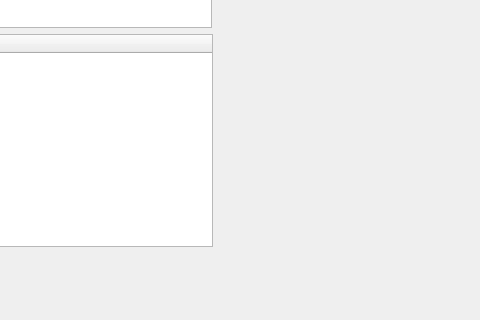
ThKattanek/emu64, file src/cartridge_window.ui: the form before one commit; both pictures show x 380 to 860 and y 196 to 516 of the 860 by 516 pixel window.
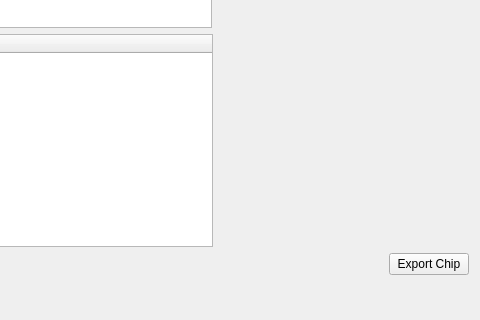
The form after the commit. Icons and pictures are not drawn. Custom widgets are drawn as their Qt base class.

Commit message: added cartridge rom export as a bin file

Patch:
```diff
--- a/src/cartridge_window.ui
+++ b/src/cartridge_window.ui
@@ -461,6 +461,13 @@
        </property>
       </spacer>
      </item>
+     <item>
+      <widget class="QPushButton" name="ExportChip">
+       <property name="text">
+        <string>Export Chip</string>
+       </property>
+      </widget>
+     </item>
     </layout>
    </item>
    <item row="0" column="0" rowspan="2" colspan="3">
```
Left out of the diff: 16 changed lines with no effect on the pictures. The commit also changes 2 other files.
